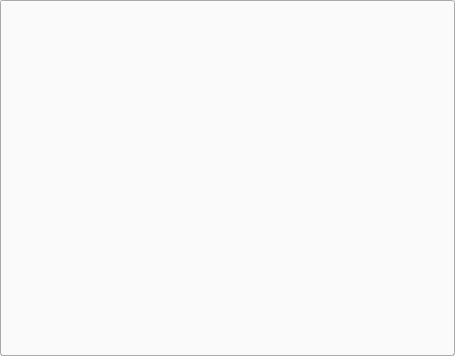
The window that forms/helpwidget.ui (Tarsnap/tarsnap-gui) describes before a commit, drawn with Qt 5.
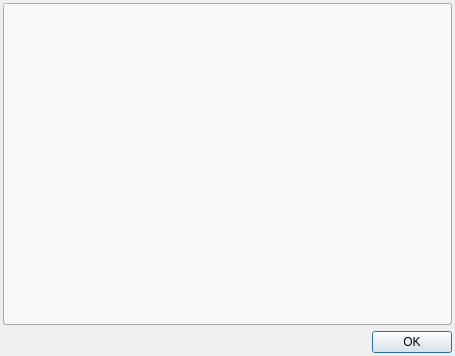
The same window after the commit.

Commit message:
HelpWidget: turn into QDialog, add "ok" button
This is exactly like
    2022-04-24 ConsoleLogDialog, AboutDialog: add "ok" button
    f9e85fbdc730d68e3c00ae73e4b757dadd09d4b9
but it didn't make sense to do it in HelpWidget while it was still a tab.

I could rename HelpWidget to HelpDialog, but I'm not doing that (yet) to
preserve (easy) git history for a bit longer.

```diff
--- a/forms/helpwidget.ui
+++ b/forms/helpwidget.ui
@@ -1,7 +1,7 @@
 <?xml version="1.0" encoding="UTF-8"?>
 <ui version="4.0">
  <class>HelpWidget</class>
- <widget class="QWidget" name="HelpWidget">
+ <widget class="QDialog" name="HelpWidget">
   <property name="geometry">
    <rect>
     <x>0</x>
@@ -12,16 +12,16 @@
   </property>
   <layout class="QVBoxLayout" name="helpWidgetVerticalLayout">
    <property name="leftMargin">
-    <number>0</number>
+    <number>3</number>
    </property>
    <property name="topMargin">
-    <number>0</number>
+    <number>3</number>
    </property>
    <property name="rightMargin">
-    <number>0</number>
+    <number>3</number>
    </property>
    <property name="bottomMargin">
-    <number>0</number>
+    <number>3</number>
    </property>
    <item>
     <widget class="QTextBrowser" name="helpTabText">
@@ -56,6 +56,13 @@
      </property>
     </widget>
    </item>
+   <item>
+    <widget class="QDialogButtonBox" name="buttonBox">
+     <property name="standardButtons">
+      <set>QDialogButtonBox::Ok</set>
+     </property>
+    </widget>
+   </item>
   </layout>
  </widget>
  <resources/>
```
The commit also changes 2 other files.
